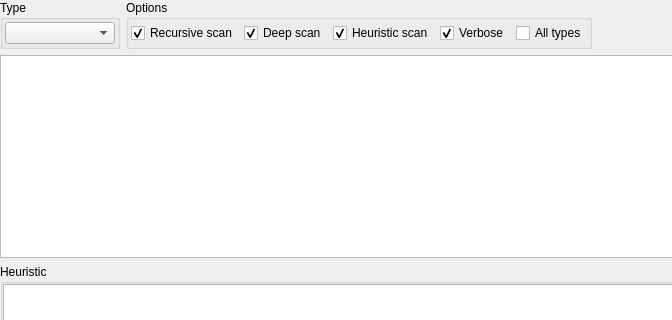
horsicq/nfd_widget, file nfdwidgetadvanced.ui: the form before one commit; both pictures show x 0 to 672 and y 0 to 320 of the 858 by 479 pixel window.
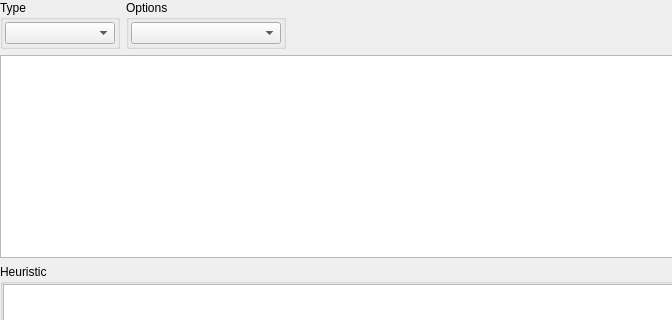
The form after the commit. Custom widgets are drawn as their Qt base class.

Patch:
```diff
--- a/nfdwidgetadvanced.ui
+++ b/nfdwidgetadvanced.ui
@@ -83,49 +83,12 @@
          <number>2</number>
         </property>
         <item>
-         <widget class="QCheckBox" name="checkBoxRecursiveScan">
-          <property name="text">
-           <string>Recursive scan</string>
-          </property>
-          <property name="checked">
-           <bool>true</bool>
-          </property>
-         </widget>
-        </item>
-        <item>
-         <widget class="QCheckBox" name="checkBoxDeepScan">
-          <property name="text">
-           <string>Deep scan</string>
-          </property>
-          <property name="checked">
-           <bool>true</bool>
-          </property>
-         </widget>
-        </item>
-        <item>
-         <widget class="QCheckBox" name="checkBoxHeuristicScan">
-          <property name="text">
-           <string>Heuristic scan</string>
-          </property>
-          <property name="checked">
-           <bool>true</bool>
-          </property>
-         </widget>
-        </item>
-        <item>
-         <widget class="QCheckBox" name="checkBoxVerbose">
-          <property name="text">
-           <string>Verbose</string>
-          </property>
-          <property name="checked">
-           <bool>true</bool>
-          </property>
-         </widget>
-        </item>
-        <item>
-         <widget class="QCheckBox" name="checkBoxAllTypesScan">
-          <property name="text">
-           <string>All types</string>
+         <widget class="XComboBoxEx" name="comboBoxFlags">
+          <property name="minimumSize">
+           <size>
+            <width>150</width>
+            <height>0</height>
+           </size>
           </property>
          </widget>
         </item>
@@ -221,6 +184,13 @@
    </item>
   </layout>
  </widget>
+ <customwidgets>
+  <customwidget>
+   <class>XComboBoxEx</class>
+   <extends>QComboBox</extends>
+   <header>xcomboboxex.h</header>
+  </customwidget>
+ </customwidgets>
  <resources/>
  <connections/>
 </ui>
```
